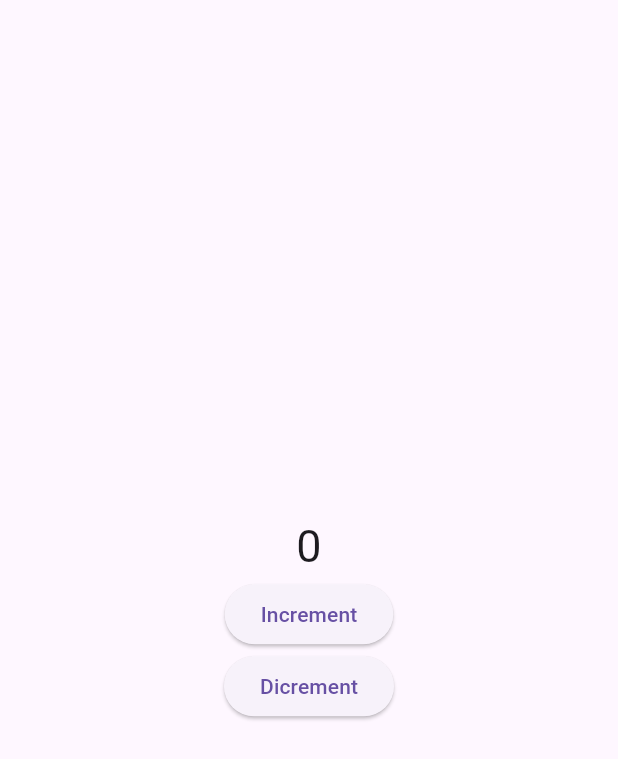
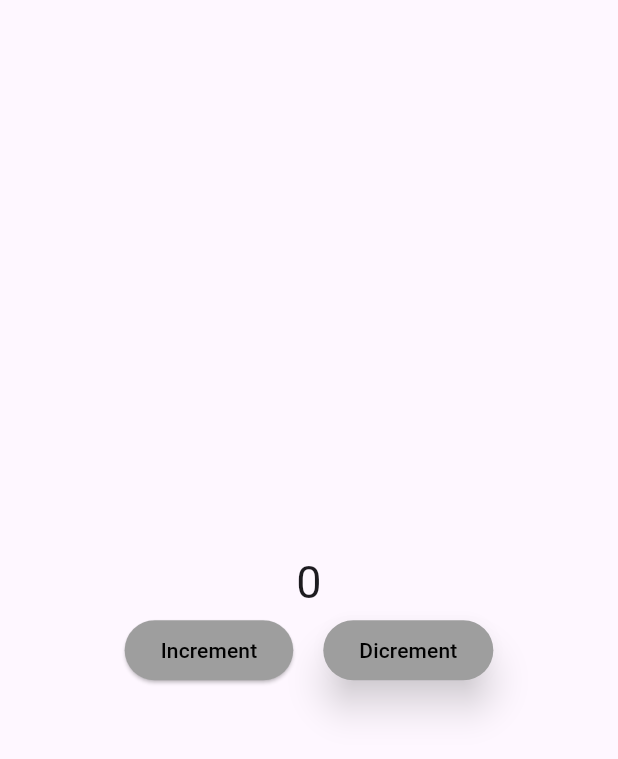
Before and after one commit to MirlanFdeveloper/Peaksoft_flutter-_2, a Flutter app: the screen it shows after launch, after a tap on "Increment", after a tap on "Dicrement", on a phone screen of 412 x 824 dp. Shown: the top 759 px of the screen. Run offline on Flutter 3.47's test engine with Material 3 defaults, Android fonts, the phone set to English and light mode, and no system bars; our stand-ins replace audioplayers.

Commit message:
dicrement increment

```diff
--- a/sabak_13_project_with_function/lib/my_home_page.dart
+++ b/sabak_13_project_with_function/lib/my_home_page.dart
@@ -8,19 +8,40 @@ class MyHomePage extends StatefulWidget {
 }
 
 class _MyHomePageState extends State<MyHomePage> {
+
   int count = 0;
 
-  void increment(){
-    setState(() {
-      count++;
-    });
+  void increment(int san){
+    san=count++;
+    setState(() {});
 
   }
-  void dicrement(){
-      setState(() {
-        count--;
-      });
+  void dicrement(int san){
+    san=count--;
+      setState(() {});
 
+    }
+    void result(){
+      if(count==10){
+        showDialog<String>(
+        context: context,
+        builder: (BuildContext context) => AlertDialog(
+          title: const Text('Сиздин сан'),
+          content: Text(count.toString()),
+          actions: <Widget>[
+            TextButton(
+              onPressed: () => Navigator.pop(context, 'Cancel'),
+              child: const Text('Cancel'),
+            ),
+            TextButton(
+              onPressed: () => Navigator.pop(context, 'OK'),
+              child: const Text('OK'),
+            ),
+          ],
+        ),
+      );
+
+      }
     }
   @override
   Widget build(BuildContext context) {
@@ -33,19 +54,46 @@ class _MyHomePageState extends State<MyHomePage> {
               count.toString(),
               style: const TextStyle(fontSize: 30),
             ),
+            Center(
+              child: Row(
+                mainAxisAlignment: MainAxisAlignment.center,
+                children: [
                 ElevatedButton(
+
+
                 onPressed: (){
-                increment();
+                  increment(count);
+                  result();
                 },
-             child: const Text('Increment'),
+               child:  const Text('Increment'),
+               style: ElevatedButton.styleFrom(
+                backgroundColor: Colors.grey,
+                foregroundColor: Colors.black,
+
+               ) ,
+
                ),
+
+
+              const SizedBox(width: 20,),
 
                ElevatedButton(
                 onPressed: (){
-                dicrement();
+                  dicrement(count);
+                  result();
                 },
                 child: const Text('Dicrement'),
+                style: ElevatedButton.styleFrom(
+                  backgroundColor: Colors.grey,
+                  foregroundColor: Colors.black,
+                  elevation: 10.0,
+                  shadowColor: Colors.grey.withOpacity(0.5),
                 ),
+               ),
+              ],
+              ),
+            ),
+
           ],
         ),
       ),
```
Lines whose indentation alone changed are shown as unchanged.
